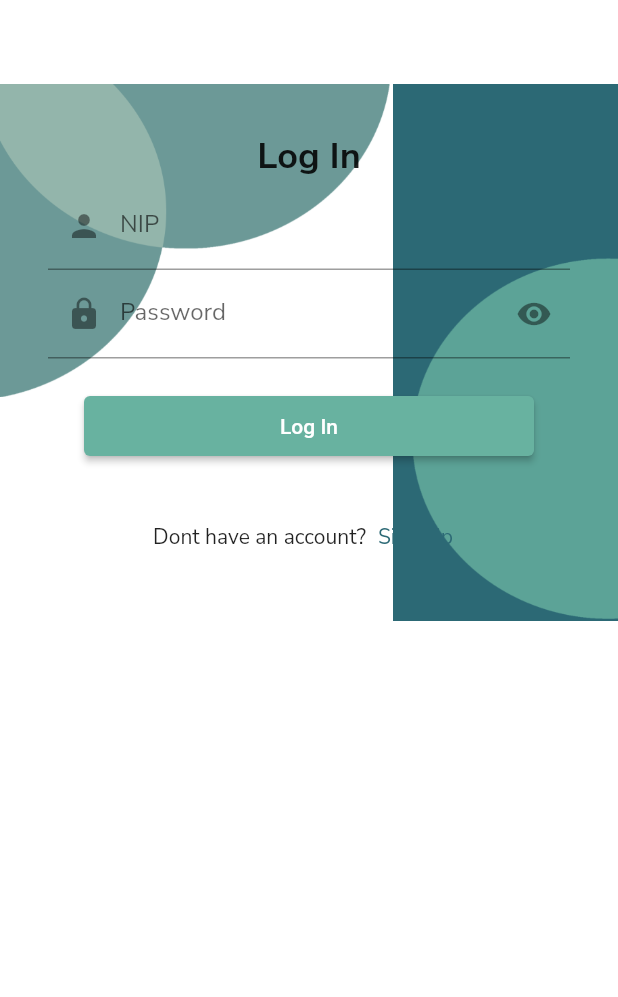
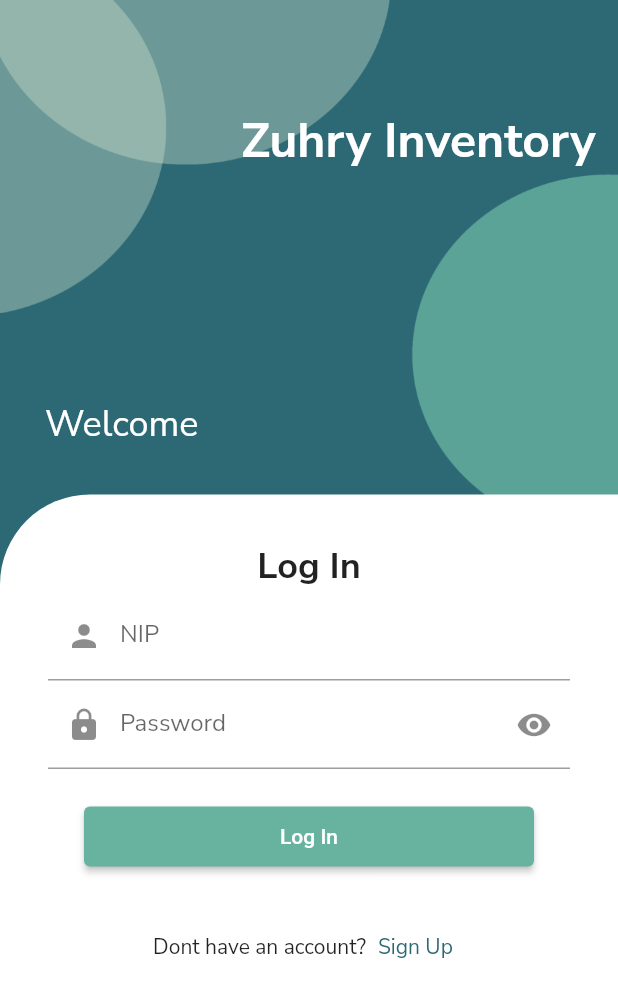
Before and after one commit to R2Z2407/ZuhryInventory101, a Flutter app: the screen it shows after launch, on a phone screen of 412 x 824 dp. Shown: the top 997 px of the screen. Run offline on Flutter 3.47's test engine with Material 2 defaults, Android fonts, the phone set to English and light mode, and no system bars; our stand-ins replace flutter_svg.

Commit message:
Update loginPage.dart

```diff
--- a/zuhry_invent/lib/screen/loginPage.dart
+++ b/zuhry_invent/lib/screen/loginPage.dart
@@ -6,6 +6,7 @@ import 'package:zuhry_invent/common/utils/custom_colors.dart';
 
 class LoginPage extends StatefulWidget {
   const LoginPage({super.key});
+
   static String routeName = "/login";
 
   @override
@@ -15,14 +16,14 @@ class LoginPage extends StatefulWidget {
 class _LoginPageState extends State<LoginPage> {
   late bool is_onpress = true;
 
+  TextEditingController _NIPcontroller = TextEditingController();
+  TextEditingController _PassControler = TextEditingController();
+
   @override
   Widget build(BuildContext context) {
+    final deviceHeight = MediaQuery.of(context).size.height;
     return Scaffold(
-        backgroundColor: Colors.white,
-        appBar: AppBar(
-          backgroundColor: Colors.transparent,
-          elevation: 0,
-        ), //appbar
+      backgroundColor: Coolors.primary,
       body: Container(
           child: Stack(
         children: [
@@ -40,8 +41,43 @@ class _LoginPageState extends State<LoginPage> {
               child: Container(
                 child: Image.asset('assets/svg/Atas Kiri.png'),
               )),
+          //Positioned(child: Text('Login')),
           SingleChildScrollView(
+            child: Column(
+              children: [
+                Container(
+                  height: deviceHeight * 0.23,
+                  padding: EdgeInsets.all(15),
+                  alignment: Alignment.centerRight,
+                  child: Text('Zuhry Inventory',
+                      style: TextStyle(
+                        color: Colors.white,
+                        fontSize: 32,
+                        fontFamily: 'Nunito',
+                        fontWeight: FontWeight.w700,
+                        height: 0,
+                      )),
+                ),
+                Container(
+                    height: deviceHeight * 0.17,
+                    padding: EdgeInsets.all(30),
+                    alignment: Alignment.bottomLeft,
+                    child: Text('Welcome',
+                        style: TextStyle(
+                          color: Colors.white,
+                          fontSize: 24,
+                          fontFamily: 'Nunito',
+                          fontWeight: FontWeight.w400,
+                          height: 0,
+                        ))),
+                Container(
+                  height: deviceHeight * 0.6,
                   padding: const EdgeInsets.all(32),
+                  decoration: BoxDecoration(
+                      color: Colors.white,
+                      borderRadius: BorderRadius.only(
+                        topLeft: Radius.circular(60),
+                      )),
                   child: Column(
                     children: [
                       const Text(
@@ -49,25 +85,28 @@ class _LoginPageState extends State<LoginPage> {
                         style: TextStyle(
                             fontFamily: 'Nunito',
                             fontSize: 24,
-                        fontWeight: FontWeight.bold),
+                            fontWeight: FontWeight.w700),
                       ),
-                  const TextField(
+                      TextField(
+                        controller: _NIPcontroller,
                         decoration: InputDecoration(
                             label: Text(
                               'NIP',
                               style: TextStyle(
                                   fontFamily: 'Nunito',
-                              fontWeight: FontWeight.w400),
+                                  fontWeight: FontWeight.w500),
                             ),
                             prefixIcon: Icon(Icons.person)),
                       ),
                       TextField(
+                        controller: _PassControler,
                         obscureText: is_onpress,
                         decoration: InputDecoration(
                           label: const Text(
                             'Password',
                             style: TextStyle(
-                            fontFamily: 'Nunito', fontWeight: FontWeight.w400),
+                                fontFamily: 'Nunito',
+                                fontWeight: FontWeight.w500),
                           ),
                           prefixIcon: Icon(Icons.lock),
                           suffixIcon: IconButton(
@@ -82,31 +121,41 @@ class _LoginPageState extends State<LoginPage> {
                       const SizedBox(height: 25),
                       CustomButton(
                         text: 'Log In',
-                    onPressed: () =>
-                        Navigator.popAndPushNamed(context, HomePage.routeName),
+                        onPressed: () => Navigator.popAndPushNamed(
+                            context, HomePage.routeName),
                         height: 40,
                         width: 300,
                       ),
                       const SizedBox(height: 30),
-                  Row(mainAxisAlignment: MainAxisAlignment.center, children: [
+                      Row(
+                          mainAxisAlignment: MainAxisAlignment.center,
+                          children: [
                             const Text(
                               'Dont have an account?',
                               style: TextStyle(
-                          fontFamily: 'Nunito', fontWeight: FontWeight.w400),
+                                  fontFamily: 'Nunito',
+                                  fontWeight: FontWeight.w400),
                             ),
                             TextButton(
                                 onPressed: () {
-                          Navigator.pushNamed(context, SignUpPage.routeName);
+                                  Navigator.pushNamed(
+                                      context, SignUpPage.routeName);
                                 },
                                 child: const Text(
                                   'Sign Up',
                                   style: TextStyle(
-                              fontFamily: 'Nunito', color: Coolors.primary),
+                                      fontFamily: 'Nunito',
+                                      color: Coolors.primary),
                                 ))
                           ])
                     ],
-              ))
+                  ),
+                )
               ],
-      )),);
+            ),
+          ),
+        ],
+      )),
+    );
   }
 }
```
Lines whose indentation alone changed are shown as unchanged.
